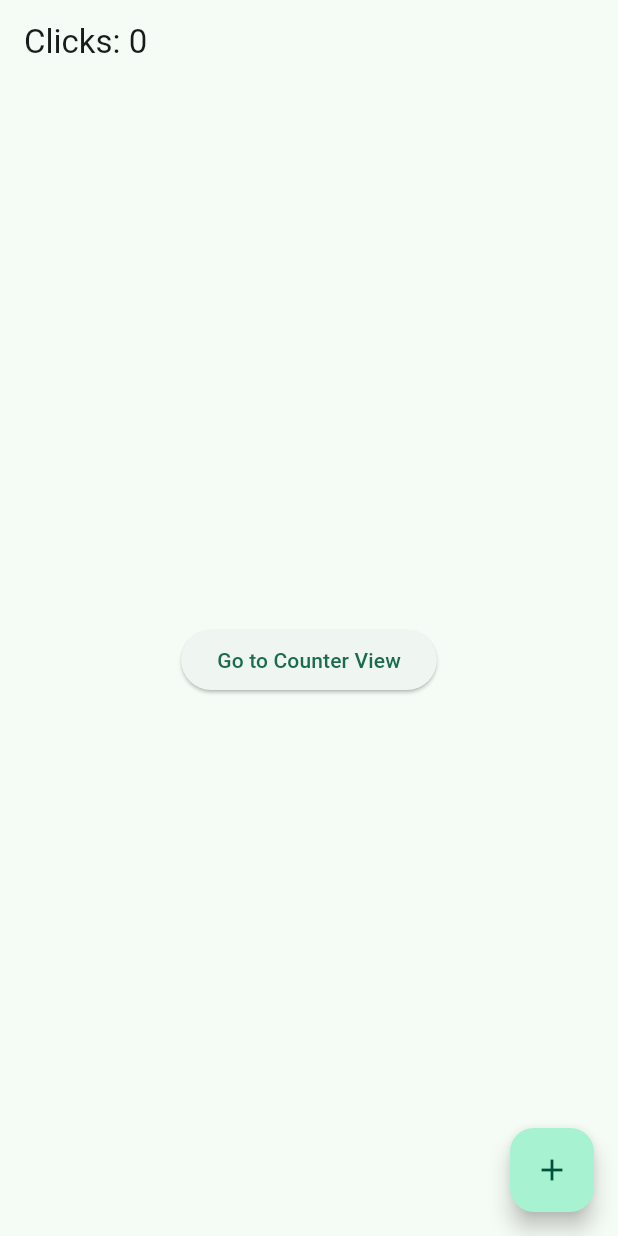
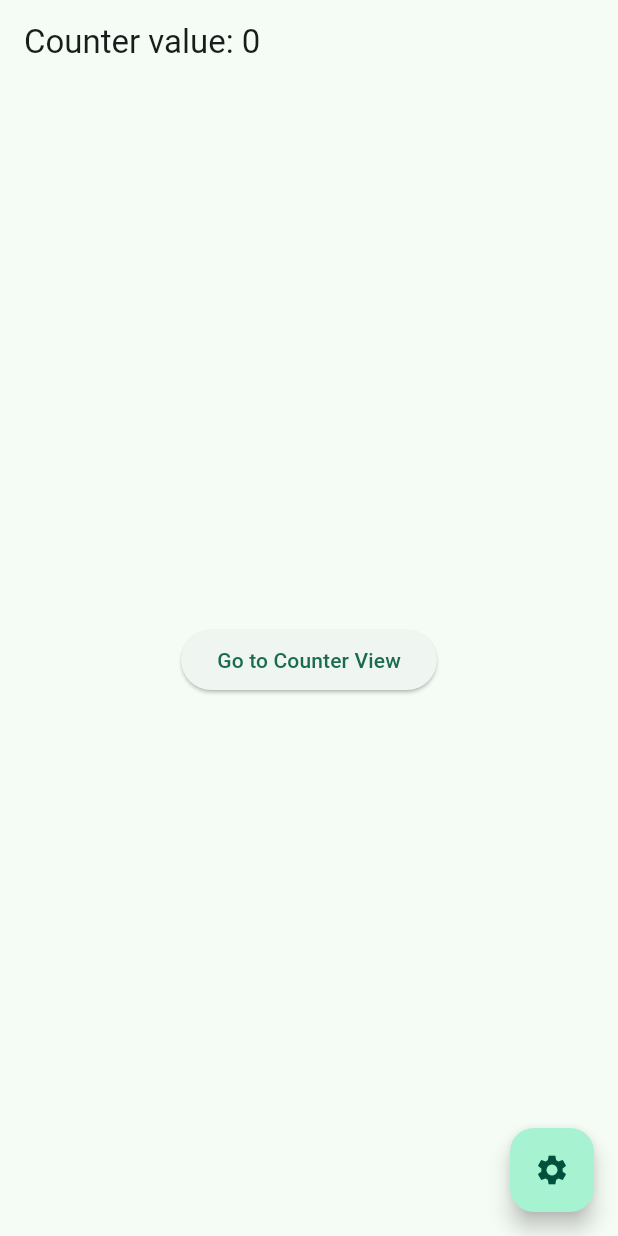
Before and after one commit to joicodev/full_apps_getx, a Flutter app: the CounterScreen screen opened by its route, on a phone screen of 412 x 824 dp. Run offline on Flutter 3.47's test engine with Material 2 defaults, Android fonts, the phone set to English and light mode, and no system bars; our stand-ins replace dio, get, go_router; missing offline and left inert: random_name_generator.

Commit message:
update minor changes

```diff
--- a/lib/config/router/app_router.dart
+++ b/lib/config/router/app_router.dart
@@ -1,5 +1,5 @@
 import 'package:go_router/go_router.dart';
-import 'package:todo_getx_app/presentation/screens/screens.dart';
+import 'package:full_apps_getx/presentation/screens/screens.dart';
 
 final appRouter = GoRouter(routes: [
   GoRoute(
@@ -8,7 +8,7 @@ final appRouter = GoRouter(routes: [
   ),
   GoRoute(
     path: '/counter',
-    builder: (context, state) => const CounterScreen(),
+    builder: (context, state) => CounterScreen(),
   ),
   /*GoRoute(
     path: '/provider-router',
--- a/lib/main.dart
+++ b/lib/main.dart
@@ -1,6 +1,6 @@
 import 'package:flutter/material.dart';
 import 'package:get/get.dart';
-import 'package:todo_getx_app/config/config.dart';
+import 'package:full_apps_getx/config/config.dart';
 
 void main() => runApp(const GetMaterialApp(home: MyApp()));
 
--- a/lib/presentation/controllers/01_counter/counter_controller.dart
+++ b/lib/presentation/controllers/01_counter/counter_controller.dart
@@ -9,9 +9,21 @@ class CounterController extends GetxController {
 
   void decrease() => _count.value--;
 
+  static CounterController get instance => Get.find<CounterController>();
+
   @override
   void onClose() {
     super.onClose();
     print('CLOSED!');
   }
 }
+
+class ConfigController extends GetxController {
+  final showCounterWidget = true.obs;
+
+  void changeCounterConfig() {
+    showCounterWidget.value = !showCounterWidget.value;
+  }
+
+  static ConfigController get instance => Get.find<ConfigController>();
+}
--- a/lib/presentation/screens/01_counter/counter_screen.dart
+++ b/lib/presentation/screens/01_counter/counter_screen.dart
@@ -1,31 +1,43 @@
 import 'package:flutter/material.dart';
 import 'package:get/get.dart';
-import 'package:todo_getx_app/presentation/controllers/01_counter/counter_controller.dart';
+import 'package:full_apps_getx/presentation/controllers/01_counter/counter_controller.dart';
 
 class CounterScreen extends StatelessWidget {
-  const CounterScreen({super.key});
+  CounterScreen({super.key}) {
+    Get.lazyPut(() => ConfigController());
+    Get.lazyPut(() => CounterController(), fenix: true);
+  }
 
   @override
   Widget build(context) {
-    final controller = Get.put(CounterController());
-
+    final configCtrl = ConfigController.instance;
+    return Obx(() {
+      final showCounter = configCtrl.showCounterWidget.value;
       return Scaffold(
         appBar: AppBar(
-        title: Obx(() {
-          return Text("Clicks: ${controller.count}");
-        }),
+          title: showCounter
+              ? Text("Counter value: ${CounterController.instance.count}")
+              : const Text("Counter not available"),
         ),
         body: Center(
-        child: ElevatedButton(
+          child: showCounter
+              ? ElevatedButton(
                   child: const Text("Go to Counter View"),
                   onPressed: () => Get.to(() => const _CounterView()),
+                )
+              : ElevatedButton(
+                  child: const Text("Press to activate counter"),
+                  onPressed: () => configCtrl.changeCounterConfig(),
                 ),
         ),
-      floatingActionButton: FloatingActionButton(
-        onPressed: () => controller.increase(),
-        child: const Icon(Icons.add),
-      ),
+        floatingActionButton: showCounter
+            ? FloatingActionButton(
+                onPressed: () => configCtrl.changeCounterConfig(),
+                child: const Icon(Icons.settings),
+              )
+            : null,
       );
+    });
   }
 }
 
@@ -34,7 +46,11 @@ class _CounterView extends StatelessWidget {
 
   @override
   Widget build(BuildContext context) {
-    final controller = Get.find<CounterController>();
+    return GetBuilder<CounterController>(
+      assignId: false,
+      id: "customController",
+      init: CounterController(),
+      builder: (controller) {
         return Scaffold(
           appBar: AppBar(
             title: const Text('Increase/Decrease Counter'),
@@ -60,5 +76,7 @@ class _CounterView extends StatelessWidget {
             ],
           ),
         );
+      },
+    );
   }
 }
--- a/pubspec.yaml
+++ b/pubspec.yaml
@@ -1,5 +1,5 @@
-name: todo_getx_app
-description: Todo GetX App
+name: full_apps_getx
+description: Full Apps GetX
 # The following line prevents the package from being accidentally published to
 # pub.dev using `flutter pub publish`. This is preferred for private packages.
 publish_to: 'none' # Remove this line if you wish to publish to pub.dev
```
Also changed, not shown: lib/presentation/screens/02_provider_router/router_screen.dart (deleted, +0 -19 lines), lib/presentation/screens/02_simple_counter/router_screen.dart (added, +112 -0 lines), 6 other files. Lines whose indentation alone changed are shown as unchanged.
